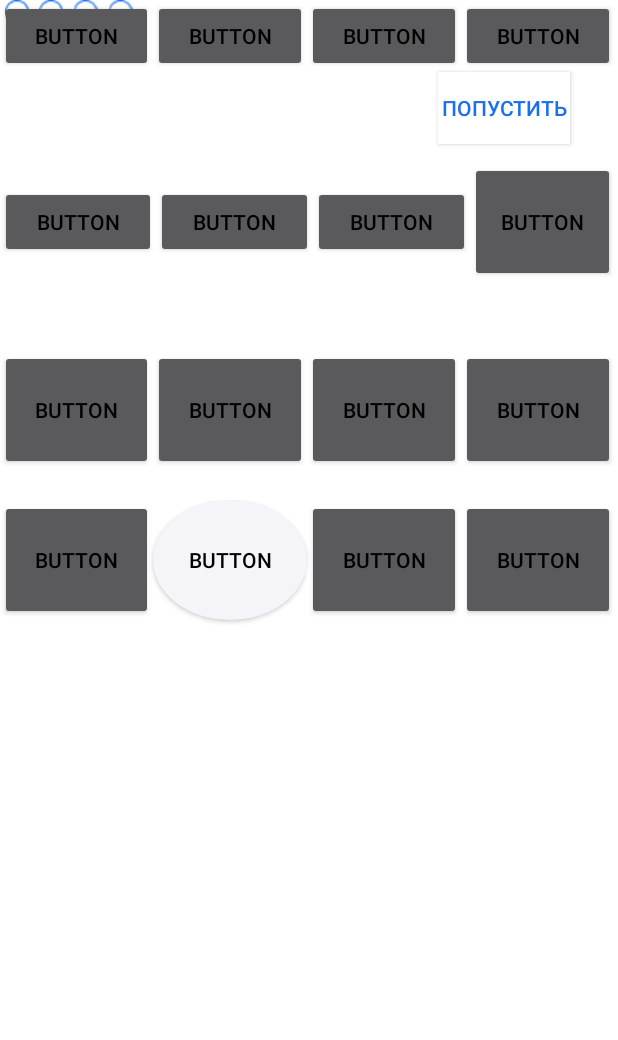
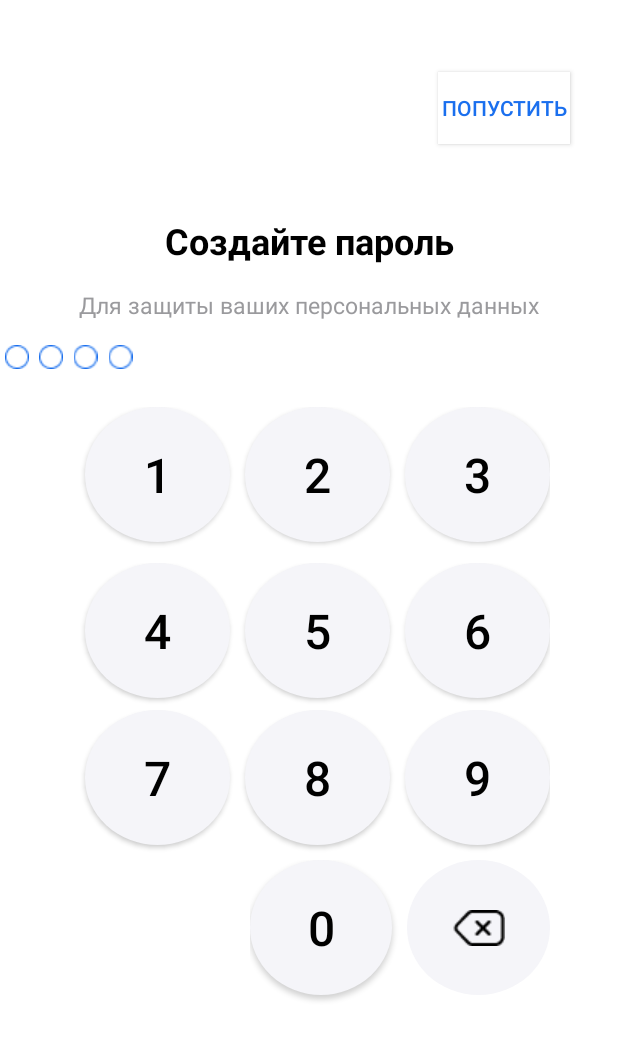
Before and after one commit to tankoman228/MDK_S7, an Android app: the ActivityCreatePassword screen opened directly, with no data from a screen before it, on a phone screen of 412 x 824 dp. Shown: the top 1040 px of the screen. Run offline under Robolectric (Android 15) with nearby library versions, the phone set to English and light mode, and no system bars.

Commit message:
Готова верстка пароля

```diff
--- a/app/src/main/res/layout/activity_create_password.xml
+++ b/app/src/main/res/layout/activity_create_password.xml
@@ -6,7 +6,7 @@
     android:layout_height="match_parent"
     tools:context=".ActivityCreatePassword">
 
-    <Button
+    s<Button
         android:id="@+id/button"
         android:layout_width="wrap_content"
         android:layout_height="wrap_content"
@@ -19,11 +19,13 @@
         app:layout_constraintTop_toTopOf="parent" />
 
     <LinearLayout
+        android:id="@+id/linearLayout2"
         android:layout_width="92dp"
         android:layout_height="41dp"
+        android:layout_marginTop="16dp"
         android:orientation="horizontal"
-        tools:layout_editor_absoluteX="159dp"
-        tools:layout_editor_absoluteY="262dp">
+        app:layout_constraintTop_toBottomOf="@+id/textView4"
+        tools:layout_editor_absoluteX="159dp">
 
         <ImageView
             android:id="@+id/imageView"
@@ -56,162 +58,183 @@
 
     <LinearLayout
         android:layout_width="410dp"
-        android:layout_height="442dp"
+        android:layout_height="446dp"
+        android:layout_marginStart="2dp"
+        android:gravity="center"
         android:orientation="vertical"
-        tools:layout_editor_absoluteX="1dp"
-        tools:layout_editor_absoluteY="288dp">
+        app:layout_constraintEnd_toEndOf="parent"
+        app:layout_constraintStart_toStartOf="parent"
+        app:layout_constraintTop_toBottomOf="@+id/linearLayout2">
 
         <LinearLayout
-            android:layout_width="match_parent"
-            android:layout_height="108dp"
+            android:layout_width="320dp"
+            android:layout_height="104dp"
             android:orientation="horizontal">
 
             <Button
                 android:id="@+id/button2"
-                android:layout_width="wrap_content"
-                android:layout_height="wrap_content"
+                android:layout_width="80dp"
+                android:layout_height="90dp"
+                android:layout_marginLeft="10dp"
                 android:layout_weight="1"
-                android:text="Button"
-                android:textColor="@color/black"/>
+                android:background="@drawable/buttons_round"
+                android:text="1"
+                android:textColor="@color/black"
+                android:textSize="32dp" />
 
             <Button
                 android:id="@+id/button3"
-                android:layout_width="wrap_content"
-                android:layout_height="wrap_content"
+                android:layout_width="80dp"
+                android:layout_height="90dp"
+                android:layout_marginLeft="10dp"
                 android:layout_weight="1"
-                android:text="Button"
-                android:textColor="@color/black"/>
+                android:background="@drawable/buttons_round"
+                android:text="2"
+                android:textColor="@color/black"
+                android:textSize="32dp" />
 
             <Button
                 android:id="@+id/button4"
-                android:layout_width="wrap_content"
-                android:layout_height="wrap_content"
+                android:layout_width="80dp"
+                android:layout_height="90dp"
+                android:layout_marginLeft="10dp"
                 android:layout_weight="1"
-                android:text="Button"
-                android:textColor="@color/black"/>
+                android:background="@drawable/buttons_round"
+                android:text="3"
+                android:textColor="@color/black"
+                android:textSize="32dp" />
 
-            <Button
-                android:id="@+id/button5"
-                android:layout_width="wrap_content"
-                android:layout_height="wrap_content"
-                android:layout_weight="1"
-                android:text="Button"
-                android:textColor="@color/black"/>
         </LinearLayout>
 
         <LinearLayout
-            android:layout_width="match_parent"
-            android:layout_height="125dp"
+            android:layout_width="320dp"
+            android:layout_height="98dp"
             android:orientation="horizontal">
 
             <Button
                 android:id="@+id/button6"
-                android:layout_width="wrap_content"
-                android:layout_height="wrap_content"
+                android:layout_width="80dp"
+                android:layout_height="90dp"
+                android:layout_marginLeft="10dp"
                 android:layout_weight="1"
-                android:text="Button"
-                android:textColor="@color/black"/>
-
-            <Button
-                android:id="@+id/button7"
-                android:layout_width="wrap_content"
-                android:layout_height="wrap_content"
-                android:layout_weight="1"
-                android:text="Button"
-                android:textColor="@color/black"/>
+                android:background="@drawable/buttons_round"
+                android:text="4"
+                android:textColor="@color/black"
+                android:textSize="32dp" />
 
             <Button
                 android:id="@+id/button9"
-                android:layout_width="wrap_content"
-                android:layout_height="wrap_content"
+                android:layout_width="80dp"
+                android:layout_height="90dp"
+                android:layout_marginLeft="10dp"
                 android:layout_weight="1"
-                android:text="Button"
-                android:textColor="@color/black"/>
+                android:background="@drawable/buttons_round"
+                android:text="5"
+                android:textColor="@color/black"
+                android:textSize="32dp" />
 
             <Button
                 android:id="@+id/button10"
                 android:layout_width="80dp"
-                android:layout_height="80dp"
+                android:layout_height="90dp"
+                android:layout_marginLeft="10dp"
                 android:layout_weight="1"
-                android:text="Button"
-                android:textColor="@color/black"/>
+                android:background="@drawable/buttons_round"
+                android:text="6"
+                android:textColor="@color/black"
+                android:textSize="32dp" />
         </LinearLayout>
 
         <LinearLayout
-            android:layout_width="match_parent"
+            android:layout_width="320dp"
             android:layout_height="100dp"
             android:orientation="horizontal">
 
             <Button
-                android:id="@+id/button8"
-                android:layout_width="80dp"
-                android:layout_height="80dp"
-                android:layout_weight="1"
-                android:text="Button"
-                android:textColor="@color/black" />
-
-            <Button
                 android:id="@+id/button11"
                 android:layout_width="80dp"
-                android:layout_height="80dp"
+                android:layout_height="90dp"
+                android:layout_marginLeft="10dp"
                 android:layout_weight="1"
-                android:text="Button"
-                android:textColor="@color/black" />
+                android:background="@drawable/buttons_round"
+                android:text="7"
+                android:textColor="@color/black"
+                android:textSize="32dp" />
 
             <Button
                 android:id="@+id/button12"
                 android:layout_width="80dp"
-                android:layout_height="80dp"
+                android:layout_height="90dp"
+                android:layout_marginLeft="10dp"
                 android:layout_weight="1"
-                android:text="Button"
-                android:textColor="@color/black" />
+                android:background="@drawable/buttons_round"
+                android:text="8"
+                android:textColor="@color/black"
+                android:textSize="32dp" />
 
             <Button
                 android:id="@+id/button13"
                 android:layout_width="80dp"
-                android:layout_height="80dp"
+                android:layout_height="90dp"
+                android:layout_marginLeft="10dp"
                 android:layout_weight="1"
-                android:text="Button"
-                android:textColor="@color/black" />
+                android:background="@drawable/buttons_round"
+                android:text="9"
+                android:textColor="@color/black"
+                android:textSize="32dp" />
         </LinearLayout>
 
         <LinearLayout
-            android:layout_width="match_parent"
+            android:layout_width="320dp"
             android:layout_height="match_parent"
-            android:orientation="horizontal">
+            android:gravity="right"
+            android:orientation="horizontal"
+            android:paddingLeft="120dp">
 
             <Button
                 android:id="@+id/button15"
                 android:layout_width="80dp"
-                android:layout_height="80dp"
+                android:layout_height="90dp"
                 android:layout_weight="1"
-                android:text="Button"
-                android:textColor="@color/black"/>
+                android:background="@drawable/buttons_round"
+                android:text="0"
+                android:textColor="@color/black"
+                android:textSize="32dp" />
 
-            <Button
-                android:id="@+id/button16"
+            <ImageButton
+                android:id="@+id/imageButton"
                 android:layout_width="80dp"
-                android:layout_height="80dp"
+                android:layout_height="90dp"
+                android:layout_marginLeft="10dp"
                 android:layout_weight="1"
-                android:text="Button"
-                android:textColor="@color/black"
-                android:background="@drawable/buttons_round"/>
+                android:background="@drawable/buttons_round"
+                app:srcCompat="@drawable/deleteicon" />
 
-            <Button
-                android:id="@+id/button17"
-                android:layout_width="80dp"
-                android:layout_height="80dp"
-                android:layout_weight="1"
-                android:text="Button"
-                android:textColor="@color/black"/>
 
-            <Button
-                android:id="@+id/button18"
-                android:layout_width="80dp"
-                android:layout_height="80dp"
-                android:layout_weight="1"
-                android:text="Button"
-                android:textColor="@color/black"/>
         </LinearLayout>
     </LinearLayout>
+
+    <TextView
+        android:id="@+id/textView3"
+        android:layout_width="wrap_content"
+        android:layout_height="wrap_content"
+        android:layout_marginTop="144dp"
+        android:text="@string/CreatePassword"
+        android:textColor="@color/black"
+        android:textSize="24dp"
+        app:layout_constraintEnd_toEndOf="parent"
+        app:layout_constraintStart_toStartOf="parent"
+        app:layout_constraintTop_toTopOf="parent" />
+
+    <TextView
+        android:id="@+id/textView4"
+        android:layout_width="wrap_content"
+        android:layout_height="wrap_content"
+        android:layout_marginTop="16dp"
+        android:text="@string/PasswordText"
+        android:textColor="@color/greyText"
+        android:textSize="15dp"
+        app:layout_constraintEnd_toEndOf="parent"
+        app:layout_constraintStart_toStartOf="parent"
+        app:layout_constraintTop_toBottomOf="@+id/textView3" />
 </androidx.constraintlayout.widget.ConstraintLayout>
--- a/app/src/main/res/values/strings.xml
+++ b/app/src/main/res/values/strings.xml
@@ -12,4 +12,6 @@
     <string name="yandex"><b>Войти с Яндекс</b></string>
     <string name="EnterEmailCode"><b>Введите код из E-mail</b></string>
     <string name="RepeatCode">Отправить код повторно можно\nбудет через 59 секунд</string>
+    <string name="CreatePassword"><b>Создайте пароль</b></string>
+    <string name="PasswordText">Для защиты ваших персональных данных</string>
 </resources>
```
Also changed, not shown: app/src/main/res/drawable/deleteicon.png (added).
